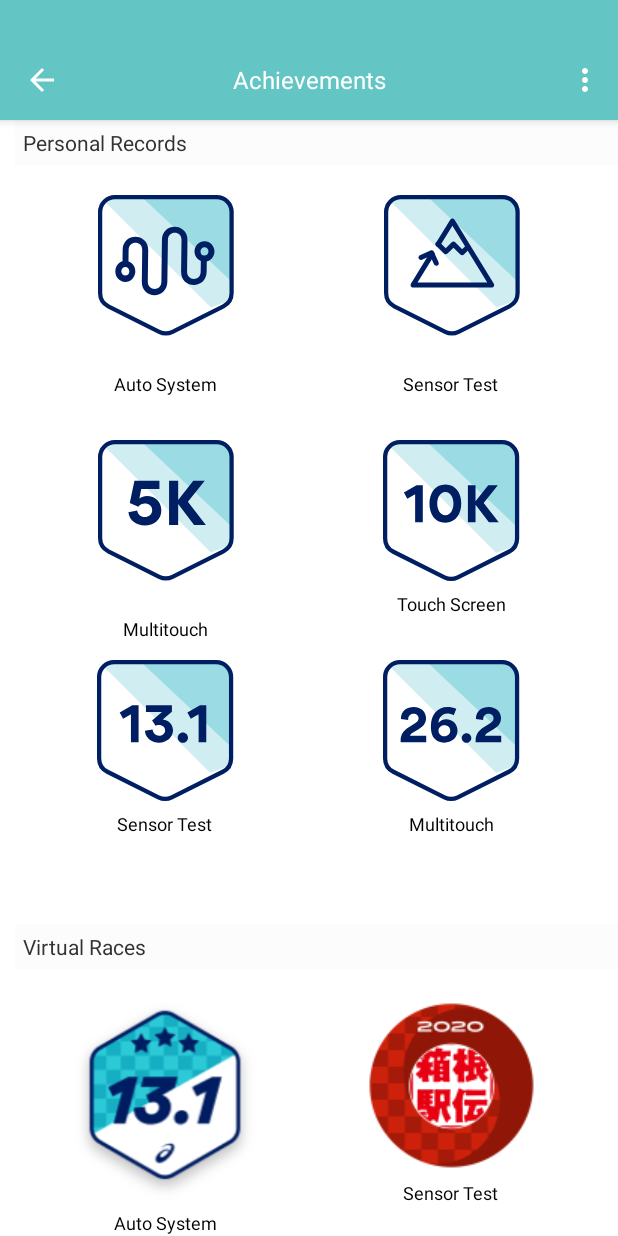
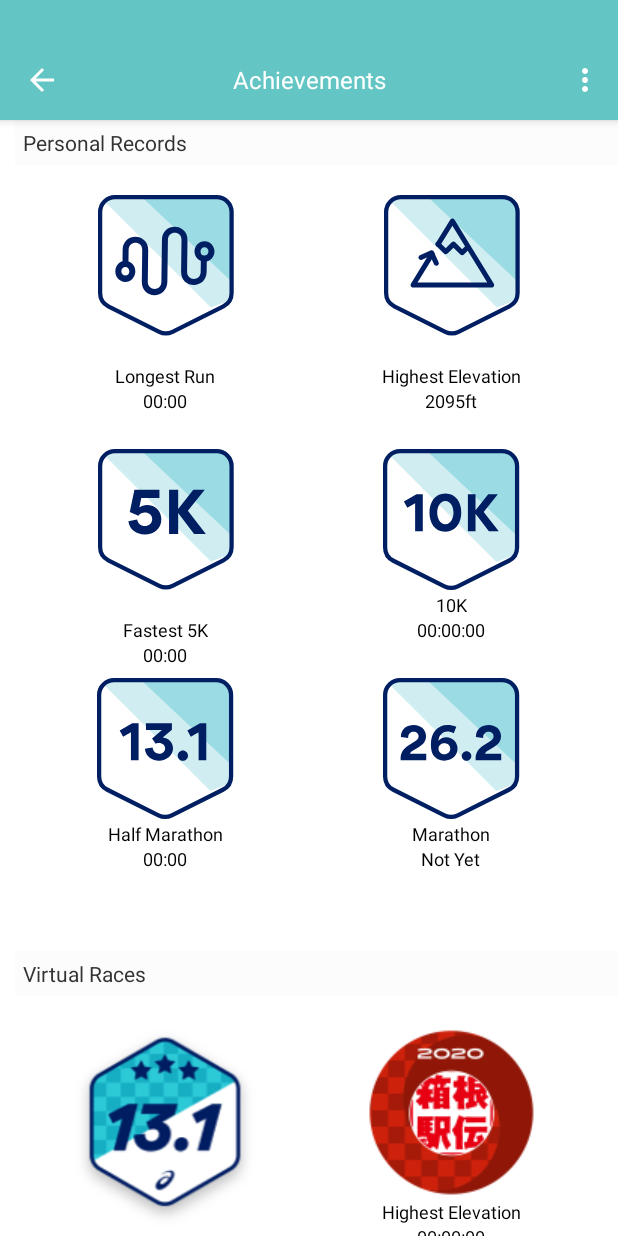
Before and after one commit to jerrysun02/MedalCaseMock, an Android app: the screen it shows after launch (MainActivity), on a phone screen of 412 x 824 dp. Run offline under Robolectric (Android 15) with nearby library versions, the phone set to English and light mode, and no system bars.

Commit message:
update adapter

```diff
--- a/app/src/main/java/com/example/medalcasemock/MedalCaseFragment.java
+++ b/app/src/main/java/com/example/medalcasemock/MedalCaseFragment.java
@@ -8,7 +8,6 @@ import android.widget.GridView;
 
 import androidx.annotation.NonNull;
 import androidx.fragment.app.Fragment;
-import androidx.navigation.fragment.NavHostFragment;
 
 public class MedalCaseFragment extends Fragment {
 
@@ -26,38 +25,46 @@ public class MedalCaseFragment extends Fragment {
 
         MedalCaseGridViewAdapter medalCaseGridViewAdapter;
 
-        medalCaseGridViewAdapter = new MedalCaseGridViewAdapter(getActivity(), recordIcons, recordStrings);
-
-        GridView gridView = (GridView) view.findViewById(R.id.gridview_personal_records);
+        medalCaseGridViewAdapter = new MedalCaseGridViewAdapter(getActivity(), recordIcons, recordStrings, personalRecords);
+        GridView gridView = view.findViewById(R.id.gridview_personal_records);
         gridView.setAdapter(medalCaseGridViewAdapter);
 
-        medalCaseGridViewAdapter = new MedalCaseGridViewAdapter(getActivity(), raceIcons, raceStrings);
-        gridView = (GridView) view.findViewById(R.id.gridview_virtual_races);
+        medalCaseGridViewAdapter = new MedalCaseGridViewAdapter(getActivity(), raceIcons, raceStrings, raceRecords);
+        gridView = view.findViewById(R.id.gridview_virtual_races);
         gridView.setAdapter(medalCaseGridViewAdapter);
     }
 
-    private Integer[] recordIcons = {
+    private int[] recordIcons = {
             R.drawable.ic_longest_run, R.drawable.ic_highest_elevation,
             R.drawable.ic_fastest_5k, R.drawable.ic_fastest_10k,
             R.drawable.ic_fastest_half_marathon, R.drawable.ic_fastest_marathon
     };
 
-    private Integer[] raceIcons = {
+    private int[] raceIcons = {
             R.drawable.virtual_half_marathon_race, R.drawable.tokyo_kakone_ekiden,
             R.drawable.virtual_10k_race, R.drawable.hakone_ekiden,
             R.drawable.mizuno_singapore_ekiden, R.drawable.virtual_5k_race
     };
 
-    private Integer[] recordStrings = {
+    private int[] recordStrings = {
             R.string.longest_run, R.string.highest_elevation,
             R.string.fastest_5k, R.string.fastest_10k,
             R.string.half_marathon, R.string.marathon
     };
 
-    private Integer[] raceStrings = {
+    private int[] raceStrings = {
             R.string.longest_run, R.string.highest_elevation,
             R.string.fastest_5k, R.string.fastest_10k,
             R.string.half_marathon, R.string.marathon
     };
 
+    private String[] personalRecords = {
+            "00:00", "2095ft", "00:00",
+            "00:00:00", "00:00", "Not Yet"
+    };
+
+    private String[] raceRecords = {
+            "00:00", "00:00:00", "00:00:00",
+            "00:00:00", "00:00:00", "23:07"
+    };
 }
--- a/app/src/main/java/com/example/medalcasemock/MedalCaseGridViewAdapter.java
+++ b/app/src/main/java/com/example/medalcasemock/MedalCaseGridViewAdapter.java
@@ -1,7 +1,6 @@
 package com.example.medalcasemock;
 
 import android.content.Context;
-import android.util.Log;
 import android.view.LayoutInflater;
 import android.view.View;
 import android.view.ViewGroup;
@@ -9,25 +8,23 @@ import android.widget.BaseAdapter;
 import android.widget.ImageView;
 import android.widget.TextView;
 
-import java.util.ArrayList;
 import java.util.Arrays;
 
 public class MedalCaseGridViewAdapter extends BaseAdapter {
 
     private final Context mContext;
-
+    private int[] mIcons, mTitles;
+    private String[] mRecords;
 
     public MedalCaseGridViewAdapter(Context context) {
         mContext = context;
-        //Log.d("icons", "00size=*");
     }
 
-    public MedalCaseGridViewAdapter(Context context, Integer[] icons, Integer[] strings) {
-        Log.d("icons", "00size=#"+mIcons.length+ " ="+icons.length);
+    public MedalCaseGridViewAdapter(Context context, int[] icons, int[] titles, String[] records) {
         mContext = context;
         mIcons = Arrays.copyOf(icons, icons.length);
-        Log.d("icons", "00size=@"+mIcons.length+ " ="+icons.length);
-        //testNames = strings;
+        mTitles = Arrays.copyOf(titles, titles.length);
+        mRecords = Arrays.copyOf(records, records.length);
     }
 
     @Override
@@ -53,13 +50,14 @@ public class MedalCaseGridViewAdapter extends BaseAdapter {
             view = layoutInflater.inflate(R.layout.layout_medal_case_icon, null);
         }
 
-        ImageView imageView = (ImageView)view.findViewById(R.id.imageView_icon);
-        TextView textView = (TextView)view.findViewById(R.id.textView_test_name);
+        ImageView imageView = view.findViewById(R.id.imageView_icon);
+        imageView.setImageResource(mIcons[i]);
 
+        TextView textView_title = view.findViewById(R.id.textView_title);
+        textView_title.setText(mContext.getResources().getString(mTitles[i]));
 
-        //Log.d("landingNew", "position="+position+" id="+wlTest.getId()+" name="+wlTest.getTestName());
-        imageView.setImageResource(mIcons[i]);
-        textView.setText(testNames[i]);
+        TextView textView_record = view.findViewById(R.id.textView_record);
+        textView_record.setText(mRecords[i]);
 
         imageView.setOnClickListener(new View.OnClickListener() {
             @Override
@@ -70,14 +68,4 @@ public class MedalCaseGridViewAdapter extends BaseAdapter {
         return view;
     }
 
-    private Integer[] mIcons = {
-            R.drawable.ic_fastest_5k, R.drawable.ic_fastest_10k, R.drawable.ic_fastest_half_marathon,
-            R.drawable.ic_fastest_marathon
-    };
-
-    private String[] testNames = {
-            "Auto System", "Sensor Test", "Multitouch",
-            "Touch Screen", "Sensor Test", "Multitouch"
-    };
-
 }
--- a/app/src/main/res/layout/layout_medal_case_icon.xml
+++ b/app/src/main/res/layout/layout_medal_case_icon.xml
@@ -13,9 +13,18 @@
         android:scaleType="centerInside"/>
 
     <TextView
-        android:id="@+id/textView_test_name"
+        android:id="@+id/textView_title"
         android:layout_width="wrap_content"
         android:layout_height="wrap_content"
+        style="@style/MedalCaseTheme.MedalText"
+        android:text="abc"
+        android:gravity="bottom"/>
+
+    <TextView
+        android:id="@+id/textView_record"
+        android:layout_width="wrap_content"
+        android:layout_height="wrap_content"
+        android:text="00:00:00"
         style="@style/MedalCaseTheme.MedalText"
         android:gravity="bottom"/>
 
--- a/app/src/main/res/values/styles.xml
+++ b/app/src/main/res/values/styles.xml
@@ -20,7 +20,7 @@
     <style name="MedalCaseTheme.MedalText">
         <item name="android:textColor">@color/black</item>
         <item name="android:textSize">12sp</item>
-        <item name="android:padding">5dp</item>
+        <item name="android:padding">0dp</item>
     </style>
 
 </resources>
```
